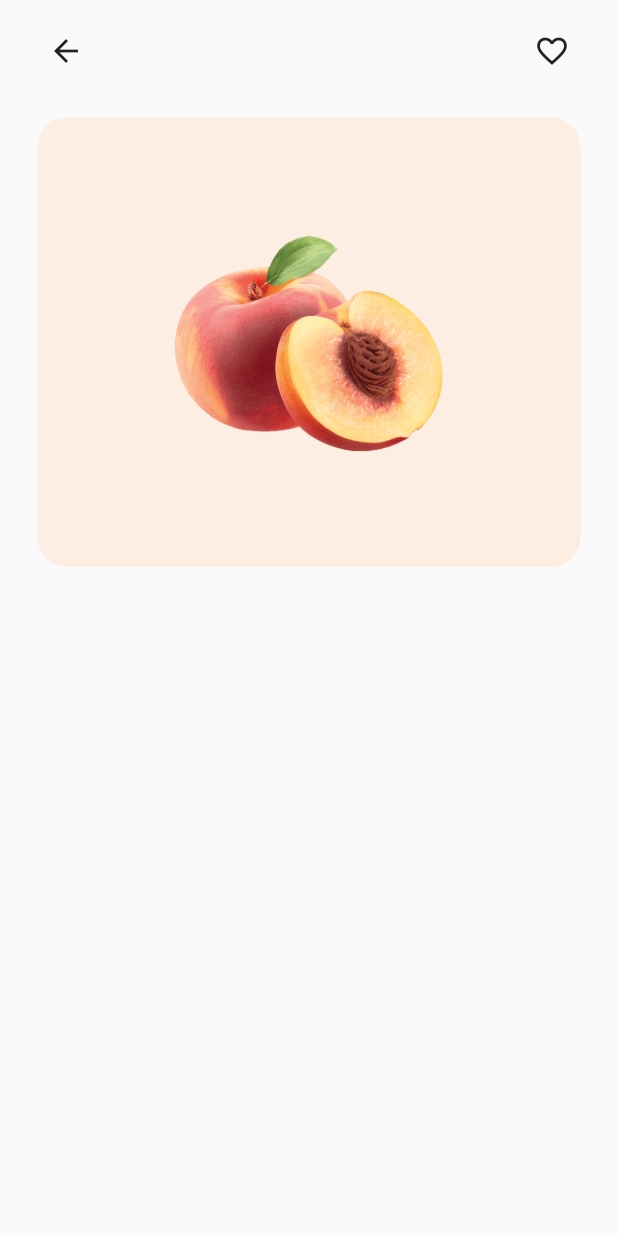
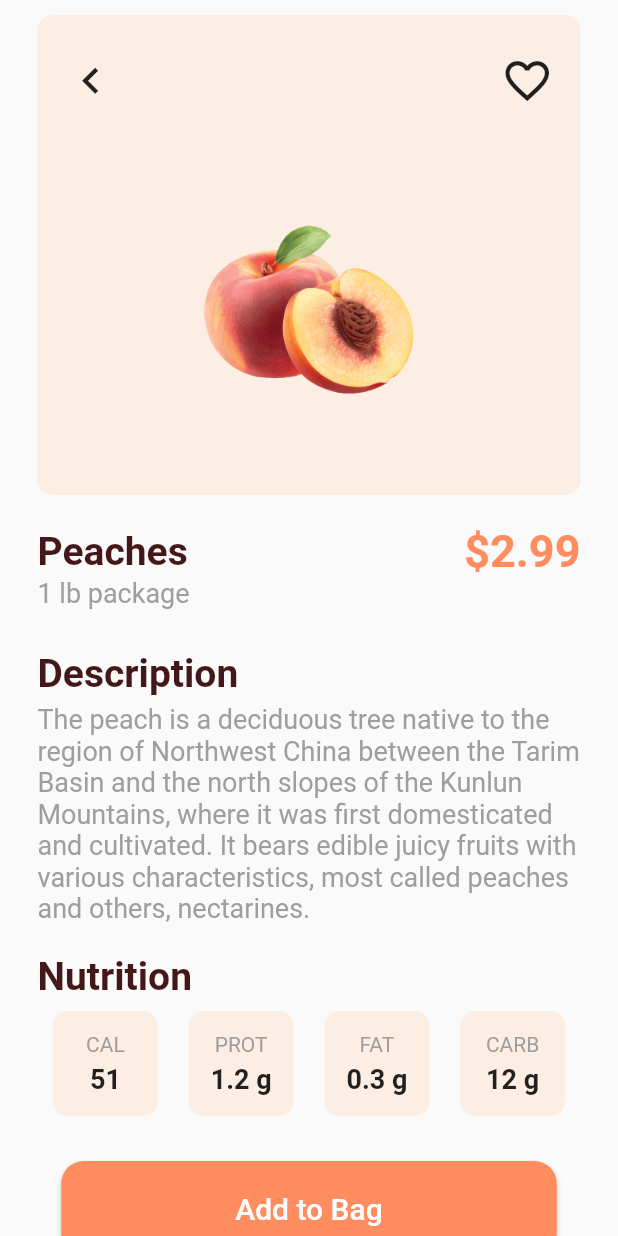
Before and after one commit to Hcastro1515/delivery-app-ui-design, a Flutter app: the DetailScreen screen opened directly with sample values from the repository, on a phone screen of 412 x 824 dp. Run offline on Flutter 3.47's test engine with Material 2 defaults, Android fonts, the phone set to English and light mode, and no system bars; our stand-ins replace flutter_svg.

Commit message:
Added Nutritional facts about each fruit.

```diff
--- a/lib/models/products.dart
+++ b/lib/models/products.dart
@@ -5,9 +5,17 @@ class Product {
   int id;
   double price;
   Color bgColor;
+  String cal;
+  String prot;
+  String fat;
+  String carb;
 
   Product(
       {this.imageUrl,
+      this.cal,
+      this.prot,
+      this.fat,
+      this.carb,
       this.productName,
       this.units,
       this.description,
@@ -18,6 +26,10 @@ class Product {
 
 List<Product> products = [
   Product(
+      cal: "51",
+      prot: "1.2 g",
+      fat: "0.3 g",
+      carb: "12 g",
       imageUrl: "assets/images/peach.png",
       bgColor: Color(0xffFCEEE3),
       units: "1 lb",
@@ -26,6 +38,10 @@ List<Product> products = [
       id: 1,
       price: 2.99),
   Product(
+      cal: "99",
+      prot: "1.4 g",
+      fat: "0.6 g",
+      carb: "24.7 g",
       imageUrl: "assets/images/mango.png",
       units: "1 pc",
       bgColor: Color(0xffFFF9E3),
@@ -34,6 +50,10 @@ List<Product> products = [
       id: 2,
       price: 0.99),
   Product(
+      cal: "32",
+      prot: "0.7 g",
+      fat: "0.3 g",
+      carb: "7.7 g",
       imageUrl: "assets/images/strawberry.png",
       units: "1 lb",
       bgColor: Color(0xffFFEFEF),
@@ -42,6 +62,10 @@ List<Product> products = [
       id: 3,
       price: 3.99),
   Product(
+      cal: "42",
+      prot: "0.8 g",
+      fat: "0.4 g",
+      carb: "10 g",
       imageUrl: "assets/images/kiwi.png",
       bgColor: Color(0xffF1FAE1),
       productName: "Kiwi",
--- /dev/null
+++ b/lib/screens/details/components/custom_container.dart
@@ -0,0 +1,30 @@
+import "package:flutter/material.dart";
+
+class CustomContainer extends StatelessWidget {
+  final String header1;
+  final String header2;
+  final Color bgColor;
+
+  const CustomContainer({Key key, this.bgColor, this.header1, this.header2})
+      : super(key: key);
+  @override
+  Widget build(BuildContext context) {
+    return Container(
+      width: 70,
+      height: 70,
+      decoration: BoxDecoration(
+          color: bgColor, borderRadius: BorderRadius.circular(10)),
+      child: Column(
+        mainAxisAlignment: MainAxisAlignment.center,
+        children: <Widget>[
+          Text(header1, style: TextStyle(color: Colors.grey)),
+          SizedBox(height: 5),
+          Text(header2, style: TextStyle(
+            fontWeight: FontWeight.bold,
+            fontSize: 18
+          ),)
+        ],
+      ),
+    );
+  }
+}
--- a/lib/screens/details/details_screen.dart
+++ b/lib/screens/details/details_screen.dart
@@ -1,5 +1,6 @@
 import 'package:flutter/material.dart';
 import 'package:speed_design_1/models/products.dart';
+import 'components/custom_container.dart';
 
 class DetailScreen extends StatelessWidget {
   final Product product;
@@ -10,23 +11,35 @@ class DetailScreen extends StatelessWidget {
   Widget build(BuildContext context) {
     return Scaffold(
       body: SafeArea(
+        child: SingleChildScrollView(
           child: Column(
-        children: <Widget>[_customModelAppBar(context), _customModelView()],
-      )),
+            children: <Widget>[
+              _customModelView(context),
+              _buildNameSection(context),
+              SizedBox(height: 8.0),
+              _buildDescription(context),
+              _nutritionSection(context),
+              _buildButton()
+            ],
+          ),
+        ),
+      ),
     );
   }
 
   Widget _customModelAppBar(BuildContext context) {
     return Padding(
-      padding: const EdgeInsets.symmetric(horizontal: 20.0, vertical: 10.0),
+      padding: const EdgeInsets.symmetric(horizontal: 2.0, vertical: 10.0),
       child: Row(
         mainAxisAlignment: MainAxisAlignment.spaceBetween,
         children: <Widget>[
           IconButton(
-              icon: Icon(Icons.arrow_back),
+              icon: Icon(Icons.keyboard_arrow_left),
+              iconSize: 35,
               onPressed: () => Navigator.of(context).pop()),
           IconButton(
             icon: Icon(Icons.favorite_border),
+            iconSize: 35,
             onPressed: () {},
           )
         ],
@@ -34,19 +47,135 @@ class DetailScreen extends StatelessWidget {
     );
   }
 
-  Widget _customModelView() {
+  Widget _customModelView(BuildContext context) {
     return Padding(
       padding: const EdgeInsets.symmetric(horizontal: 25.0, vertical: 10.0),
       child: Container(
         child: Padding(
           padding: const EdgeInsets.all(8.0),
-          child: Image.asset(product.imageUrl),
+          child: Column(
+            children: <Widget>[
+              _customModelAppBar(context),
+              Expanded(
+                child: Padding(
+                  padding: const EdgeInsets.symmetric(vertical: 20),
+                  child: Image.asset(product.imageUrl),
+                ),
+              ),
+            ],
+          ),
         ),
-        height: 300,
+        height: 320,
         width: double.infinity,
         decoration: BoxDecoration(
-            color: product.bgColor, borderRadius: BorderRadius.circular(20.0)),
+          color: product.bgColor,
+          borderRadius: BorderRadius.circular(10.0),
+        ),
       ),
     );
   }
+
+  Widget _buildNameSection(BuildContext context) {
+    return Padding(
+      padding: const EdgeInsets.symmetric(horizontal: 25.0, vertical: 10.0),
+      child: Column(
+        crossAxisAlignment: CrossAxisAlignment.start,
+        children: <Widget>[
+          Row(
+            mainAxisAlignment: MainAxisAlignment.spaceBetween,
+            children: <Widget>[
+              Text(
+                product.productName,
+                style: Theme.of(context).textTheme.headline1,
+              ),
+              Text(
+                "\$${product.price}",
+                style: Theme.of(context).textTheme.headline2,
+              ),
+            ],
+          ),
+          Text(product.units + " package",
+              style: TextStyle(color: Colors.grey, fontSize: 18))
+        ],
+      ),
+    );
+  }
+
+  Widget _buildDescription(BuildContext context) {
+    return Padding(
+      padding: const EdgeInsets.symmetric(horizontal: 25.0, vertical: 10.0),
+      child: Column(
+          crossAxisAlignment: CrossAxisAlignment.start,
+          children: <Widget>[
+            Text(
+              "Description",
+              style: Theme.of(context).textTheme.headline1,
+            ),
+            SizedBox(height: 5.0),
+            Text(product.description,
+                style: TextStyle(
+                    color: Colors.grey,
+                    fontSize: 18.0,
+                    fontWeight: FontWeight.w400))
+          ]),
+    );
+  }
+
+  Widget _nutritionSection(BuildContext context) {
+    return Padding(
+      padding: const EdgeInsets.symmetric(horizontal: 25.0, vertical: 10.0),
+      child: Column(
+        crossAxisAlignment: CrossAxisAlignment.start,
+        children: <Widget>[
+          Text(
+            "Nutrition",
+            style: Theme.of(context).textTheme.headline1,
+          ),
+          SizedBox(
+            height: 8,
+          ),
+          Row(
+            mainAxisAlignment: MainAxisAlignment.spaceAround,
+            children: <Widget>[
+              CustomContainer(
+                bgColor: product.bgColor,
+                header1: "CAL",
+                header2: product.cal,
+              ),
+              CustomContainer(
+                bgColor: product.bgColor,
+                header1: "PROT",
+                header2: product.prot,
+              ),
+              CustomContainer(
+                bgColor: product.bgColor,
+                header1: "FAT",
+                header2: product.fat,
+              ),
+              CustomContainer(
+                bgColor: product.bgColor,
+                header1: "CARB",
+                header2: product.carb,
+              ),
+            ],
+          )
+        ],
+      ),
+    );
+  }
+
+  Widget _buildButton() {
+    return Padding(
+      padding: const EdgeInsets.symmetric(vertical: 20),
+      child: MaterialButton(
+          shape: RoundedRectangleBorder(borderRadius: BorderRadius.circular(15)),
+          onPressed: () {},
+          color: Color(0xffFF8D5F),
+          child: Padding(
+            padding: const EdgeInsets.symmetric(horizontal: 100, vertical: 20),
+            child: Text("Add to Bag",
+                style: TextStyle(color: Colors.white, fontSize: 20)),
+          )),
+    );
+  }
 }
```
